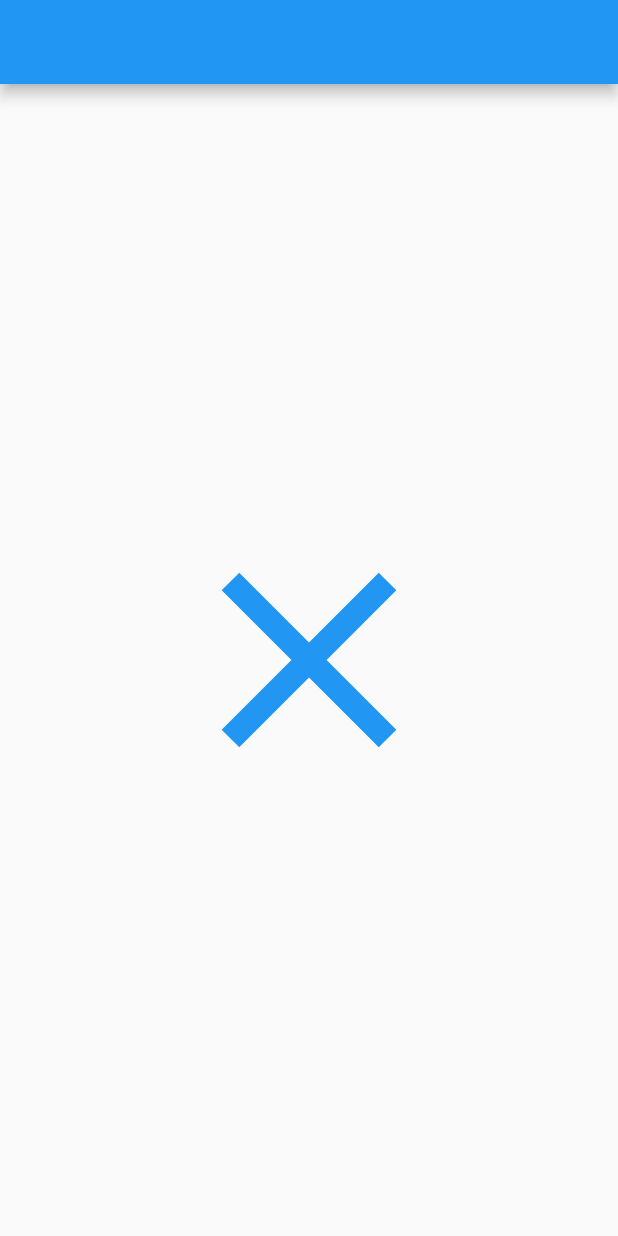
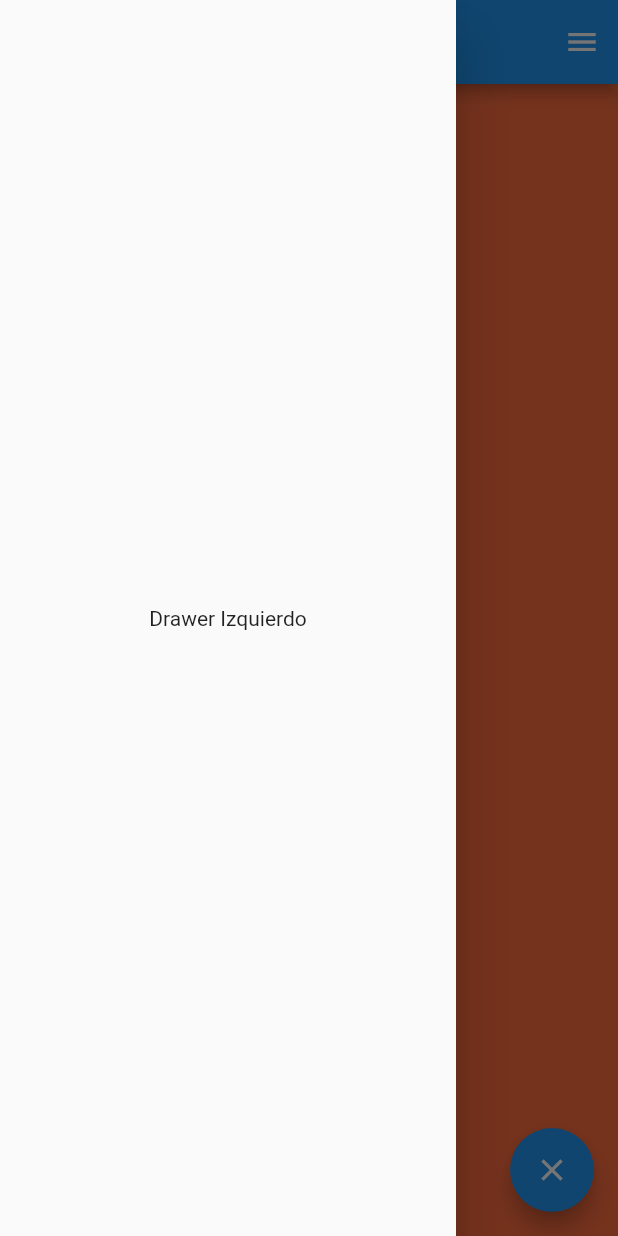
Before and after one commit to xErik444x/flutterProyects, a Flutter app: the screen it shows after launch, with the side drawer open (before the commit the screen has no drawer), on a phone screen of 412 x 824 dp. Run offline on Flutter 3.47's test engine with Material 2 defaults, Android fonts, the phone set to English and light mode, and no system bars.

Commit message:
Scaffold completo (materialapp)

```diff
--- a/myapp/lib/main.dart
+++ b/myapp/lib/main.dart
@@ -17,18 +17,23 @@ class MyHomePage extends StatelessWidget {
   @override
   Widget build(BuildContext context) {
     return Scaffold(
-      appBar: AppBar(),
-      body: Center(
-        child: IconButton(
-          icon:  Icon(
-            Icons.close,
-            color: Colors.blue,
-            ),
-          iconSize: 200,
-         onPressed: ()=>{print("hola")
-         }
-         )
+      appBar: AppBar(
+        title: Text("Scaffold"),
       ),
+      body: Center(),
+      backgroundColor: Colors.deepOrangeAccent,
+      floatingActionButton: FloatingActionButton(
+        child: Icon(Icons.close),
+        onPressed: ()=>{print("cerrar")},
+      ),
+      drawer: Drawer(
+        child: Center(
+          child: Text("Drawer Izquierdo"),
+        ),
+      ),
+      endDrawer: Drawer(child: Center(
+          child: Text("Drawer Derecho"),
+        ),),
     );
   }
 }
```
